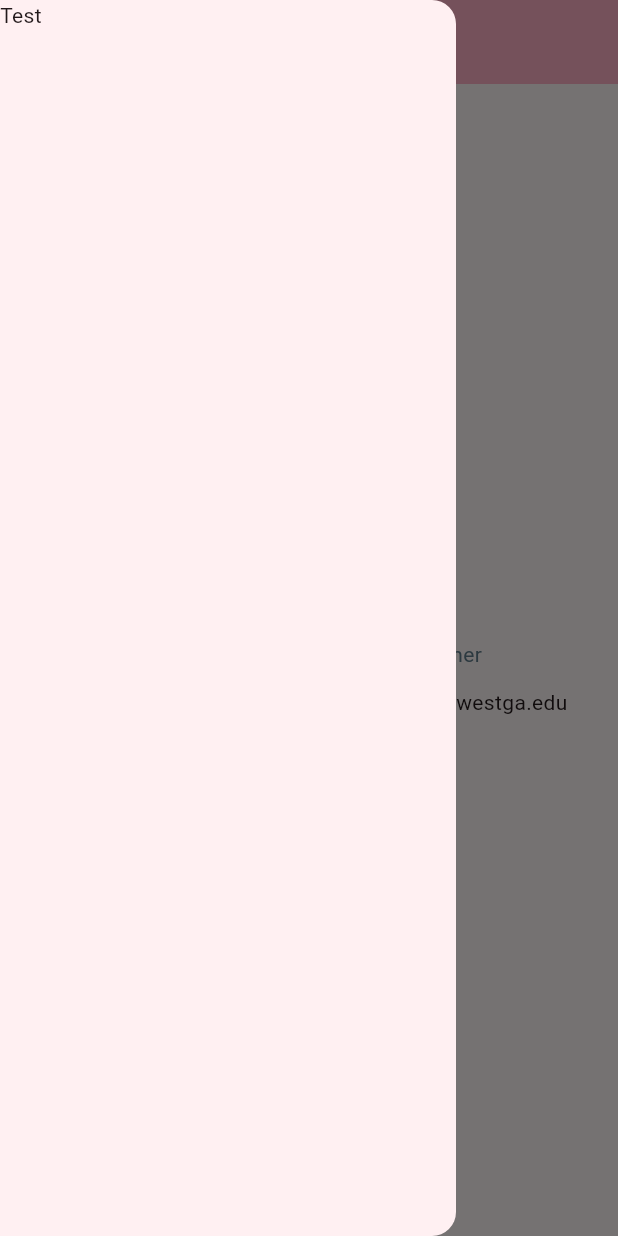
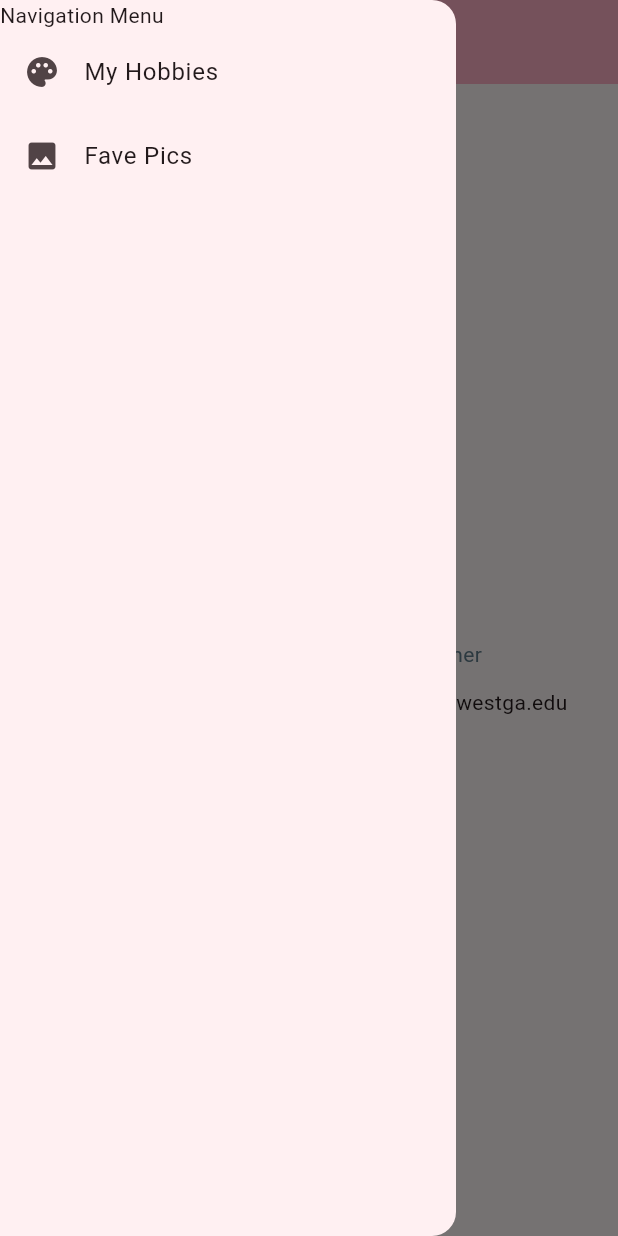
Before and after one commit to jupiterxyz/MobileApp_jupiter, a Flutter app: the screen it shows after launch, with the side drawer open, on a phone screen of 412 x 824 dp. Run offline on Flutter 3.47's test engine with Material 3 defaults, Android fonts, the phone set to English and light mode, and no system bars.

Commit message:
Add hobby and my fave pics to hamburger menu

```diff
--- a/jupiter_profile_app/lib/main.dart
+++ b/jupiter_profile_app/lib/main.dart
@@ -47,8 +47,20 @@ class _MyHomePageState extends State<MyHomePage> {
 
         centerTitle: true,
       ),
-      drawer: const Drawer(
-        child: Text('Test'),
+      drawer: Drawer(
+        child: ListView(
+          children: const [
+            Text('Navigation Menu'),
+            ListTile(
+              leading: const Icon(Icons.palette),
+              title: const Text('My Hobbies'),
+            ),
+            ListTile(
+              leading: const Icon(Icons.photo),
+              title: const Text('Fave Pics'),
+            ),
+          ],
+        ),
       ),
 
       body: Center(
```
